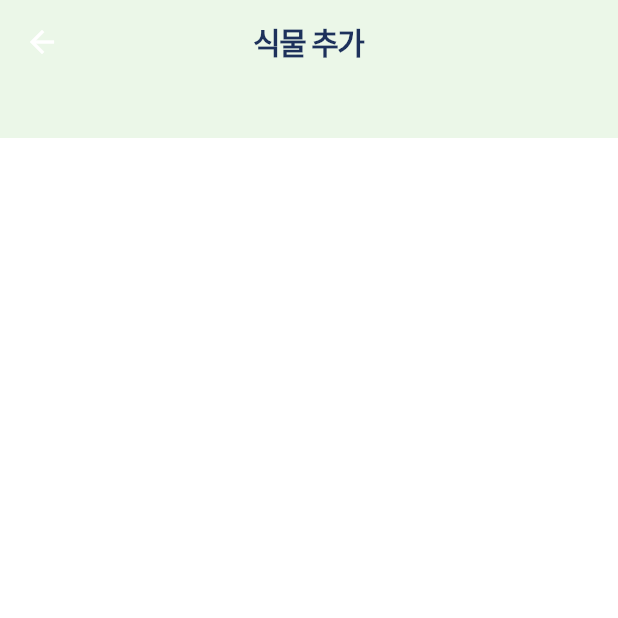
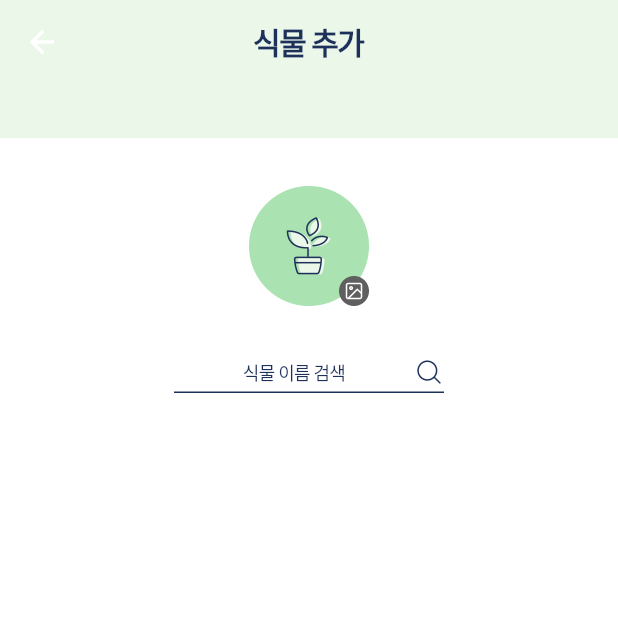
Before and after one commit to sungheeyoon/flutter-plant-plan, a Flutter app: the AddScreen screen opened directly, on a phone screen of 412 x 824 dp, the top half of it. Run offline on Flutter 3.47's test engine with Material 2 defaults, Android fonts, the phone set to English and light mode, and no system bars; our stand-ins replace shared_preferences; missing offline and left inert: snapping_sheet; accounts and stored records are empty; network calls fail; Roboto replaces fonts that are missing (Pretendard); statements that could not run were skipped.

Commit message:
Ongoing Add Screen

```diff
--- a/lib/screens/add_screen.dart
+++ b/lib/screens/add_screen.dart
@@ -1,4 +1,5 @@
 import 'package:flutter/material.dart';
+import 'package:plant_plan/widgets/image_box.dart';
 
 class AddScreen extends StatelessWidget {
   const AddScreen({super.key});
@@ -19,6 +20,53 @@ class AddScreen extends StatelessWidget {
           centerTitle: true,
         ),
       ),
+      body: Padding(
+        padding: const EdgeInsets.fromLTRB(24, 32, 24, 0),
+        child: Center(
+          child: Column(
+            children: [
+              Stack(
+                alignment: AlignmentDirectional.bottomEnd,
+                children: const [
+                  ImageBox(
+                      imageUri: 'assets/images/pot.png', width: 80, height: 80),
+                  ImageBox(
+                      imageUri: 'assets/icons/img.png', width: 20, height: 20)
+                ],
+              ),
+              const SizedBox(
+                height: 30,
+              ),
+              SizedBox(
+                width: 180,
+                child: TextField(
+                  style: Theme.of(context)
+                      .textTheme
+                      .bodySmall!
+                      .copyWith(color: const Color.fromRGBO(29, 49, 91, 1)),
+                  textAlign: TextAlign.center,
+                  decoration: const InputDecoration(
+                    suffixIconConstraints:
+                        BoxConstraints(minHeight: 20, minWidth: 20),
+                    suffixIcon: ImageBox(
+                        imageUri: "assets/icons/search.png",
+                        width: 1,
+                        height: 1),
+                    isCollapsed: true,
+                    contentPadding: EdgeInsets.symmetric(vertical: 5),
+                    hintText: '식물 이름 검색',
+                    hintStyle: TextStyle(color: Color.fromRGBO(29, 49, 91, 1)),
+                    enabledBorder: UnderlineInputBorder(
+                      borderSide: BorderSide(
+                          width: 1, color: Color.fromRGBO(29, 49, 91, 1)),
+                    ),
+                  ),
+                ),
+              )
+            ],
+          ),
+        ),
+      ),
     );
   }
 }
--- a/pubspec.yaml
+++ b/pubspec.yaml
@@ -77,8 +77,12 @@ flutter:
 
     - assets/images/plants/plantA.png
 
+    - assets/images/pot.png
+
     - assets/icons/favorite_outline.png
     - assets/icons/favorite.png
+    - assets/icons/img.png
+    - assets/icons/search.png
 
     - assets/icons/navbar/home.png
     - assets/icons/navbar/post.png
```
Also changed, not shown: assets/icons/img.png (added), assets/icons/search.png (added), assets/images/pot.png (added).
